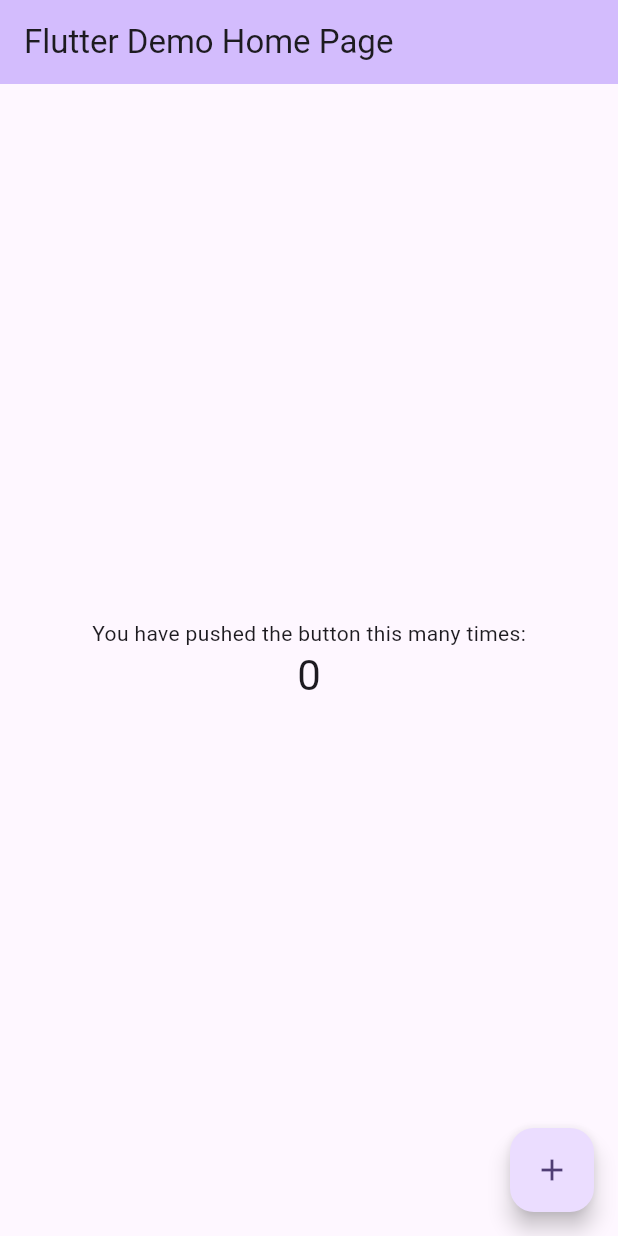
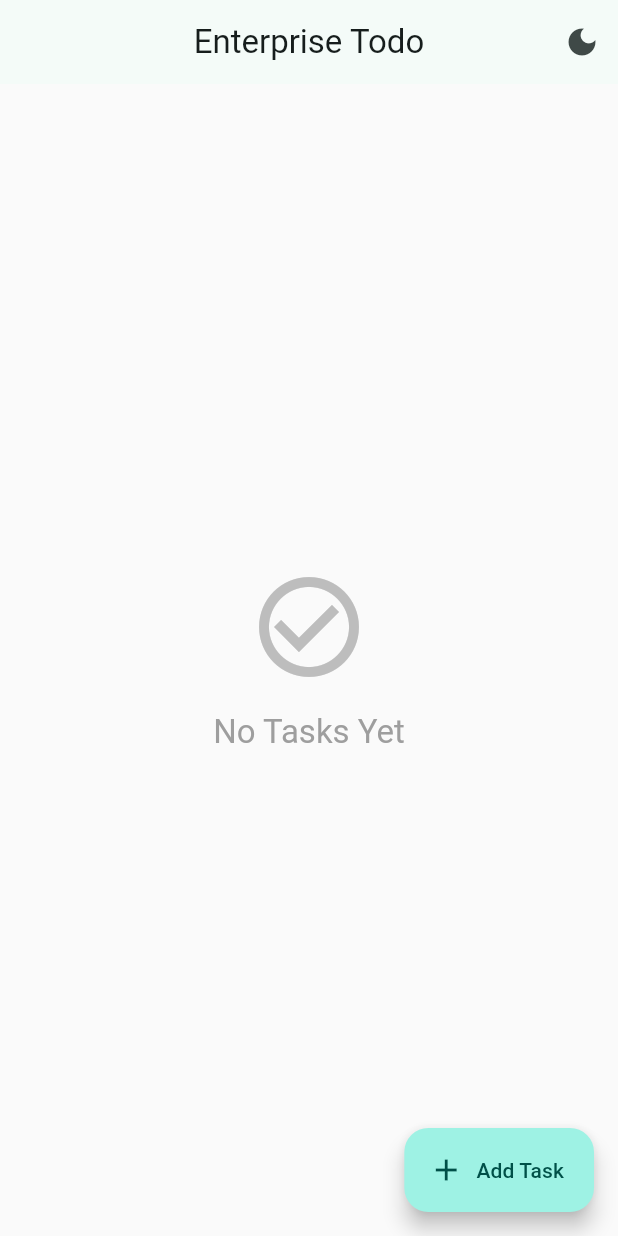
Before and after one commit to subhankarbasak/flutter-todo-app, a Flutter app: the screen it shows after launch, on a phone screen of 412 x 824 dp. Run offline on Flutter 3.47's test engine with Material 3 defaults, Android fonts, the light colour scheme and no system bars; our stand-ins replace flutter_riverpod, hive, hive_flutter; accounts and stored records are empty.

Commit message:
simple todo implemented

```diff
--- /dev/null
+++ b/todo_app/lib/data/repositories/todo_repo_impl.dart
@@ -0,0 +1,56 @@
+import 'package:hive_flutter/hive_flutter.dart';
+import '../../domain/entities/todo.dart';
+import '../../domain/repositories/todo_repository.dart';
+import '../models/todo_model.dart';
+
+class TodoRepositoryImpl implements TodoRepository {
+  final String _boxName = 'todosBox';
+
+  // Helper to get the box
+  Box _getBox() => Hive.box(_boxName);
+
+  @override
+  Future<List<Todo>> getTodos() async {
+    final box = _getBox();
+    // Convert Hive Maps to Domain Entities
+    final todos = box.values.map((map) {
+      // Handling both stored Map and Object scenarios
+      if (map is Map) return TodoModel.fromMap(Map<String, dynamic>.from(map));
+      return map as Todo; // Simplification
+    }).toList();
+
+    // Sort by creation date (newest first)
+    todos.sort((a, b) => b.createdAt.compareTo(a.createdAt));
+    return todos.cast<Todo>();
+  }
+
+  @override
+  Future<void> addTodo(Todo todo) async {
+    final box = _getBox();
+    await box.put(todo.id, TodoModel(
+      id: todo.id,
+      title: todo.title,
+      description: todo.description,
+      isCompleted: todo.isCompleted,
+      createdAt: todo.createdAt,
+    ).toMap());
+  }
+
+  @override
+  Future<void> updateTodo(Todo todo) async {
+    final box = _getBox();
+    await box.put(todo.id, TodoModel(
+      id: todo.id,
+      title: todo.title,
+      description: todo.description,
+      isCompleted: todo.isCompleted,
+      createdAt: todo.createdAt,
+    ).toMap());
+  }
+
+  @override
+  Future<void> deleteTodo(String id) async {
+    final box = _getBox();
+    await box.delete(id);
+  }
+}
--- /dev/null
+++ b/todo_app/lib/domain/entities/todo.dart
@@ -0,0 +1,32 @@
+class Todo {
+  final String id;
+  final String title;
+  final String description;
+  final bool isCompleted;
+  final DateTime createdAt;
+
+  Todo({
+    required this.id,
+    required this.title,
+    required this.description,
+    required this.isCompleted,
+    required this.createdAt,
+  });
+
+  // Immutable copyWith method for state updates
+  Todo copyWith({
+    String? id,
+    String? title,
+    String? description,
+    bool? isCompleted,
+    DateTime? createdAt,
+  }) {
+    return Todo(
+      id: id ?? this.id,
+      title: title ?? this.title,
+      description: description ?? this.description,
+      isCompleted: isCompleted ?? this.isCompleted,
+      createdAt: createdAt ?? this.createdAt,
+    );
+  }
+}
--- /dev/null
+++ b/todo_app/lib/domain/repositories/todo_repository.dart
@@ -0,0 +1,9 @@
+import '../entities/todo.dart';
+
+// Abstract contract. The UI depends on this, not the implementation.
+abstract class TodoRepository {
+  Future<List<Todo>> getTodos();
+  Future<void> addTodo(Todo todo);
+  Future<void> updateTodo(Todo todo);
+  Future<void> deleteTodo(String id);
+}
--- a/todo_app/lib/main.dart
+++ b/todo_app/lib/main.dart
@@ -1,121 +1,76 @@
 import 'package:flutter/material.dart';
+import 'package:flutter_riverpod/flutter_riverpod.dart';
+import 'package:flutter_riverpod/legacy.dart';
+import 'package:hive_flutter/hive_flutter.dart';
+import 'presentation/pages/home_page.dart';
 
-void main() {
-  runApp(const MyApp());
+// Simple Theme State Provider
+enum ThemeModeOption { light, dark, system }
+
+final themeModeProvider = StateProvider<ThemeMode>((ref) => ThemeMode.system);
+
+void main() async {
+  // Ensures binding is initialized before calling Hive
+  WidgetsFlutterBinding.ensureInitialized();
+
+  // Initialize Hive
+  await Hive.initFlutter();
+
+  // FIX: Open the box used by the repository
+  // The name must match the string used in 'TodoRepositoryImpl'
+  await Hive.openBox('todosBox');
+
+  runApp(
+    // ProviderScope is required for Riverpod
+    const ProviderScope(
+      child: MyApp(),
+    ),
+  );
 }
 
-class MyApp extends StatelessWidget {
+class MyApp extends ConsumerWidget {
   const MyApp({super.key});
 
-  // This widget is the root of your application.
   @override
-  Widget build(BuildContext context) {
+  Widget build(BuildContext context, WidgetRef ref) {
+    final themeMode = ref.watch(themeModeProvider);
+
     return MaterialApp(
-      title: 'Flutter Demo',
-      theme: ThemeData(
-        // This is the theme of your application.
-        //
-        // TRY THIS: Try running your application with "flutter run". You'll see
-        // the application has a purple toolbar. Then, without quitting the app,
-        // try changing the seedColor in the colorScheme below to Colors.green
-        // and then invoke "hot reload" (save your changes or press the "hot
-        // reload" button in a Flutter-supported IDE, or press "r" if you used
-        // the command line to start the app).
-        //
-        // Notice that the counter didn't reset back to zero; the application
-        // state is not lost during the reload. To reset the state, use hot
-        // restart instead.
-        //
-        // This works for code too, not just values: Most code changes can be
-        // tested with just a hot reload.
-        colorScheme: .fromSeed(seedColor: Colors.deepPurple),
-      ),
-      home: const MyHomePage(title: 'Flutter Demo Home Page'),
+      title: 'Clean Architecture Todo',
+      debugShowCheckedModeBanner: false,
+      themeMode: themeMode,
+      theme: _buildLightTheme(),
+      darkTheme: _buildDarkTheme(),
+      home: const HomePage(),
     );
   }
-}
 
-class MyHomePage extends StatefulWidget {
-  const MyHomePage({super.key, required this.title});
-
-  // This widget is the home page of your application. It is stateful, meaning
-  // that it has a State object (defined below) that contains fields that affect
-  // how it looks.
-
-  // This class is the configuration for the state. It holds the values (in this
-  // case the title) provided by the parent (in this case the App widget) and
-  // used by the build method of the State. Fields in a Widget subclass are
-  // always marked "final".
-
-  final String title;
-
-  @override
-  State<MyHomePage> createState() => _MyHomePageState();
-}
-
-class _MyHomePageState extends State<MyHomePage> {
-  int _counter = 0;
-
-  void _incrementCounter() {
-    setState(() {
-      // This call to setState tells the Flutter framework that something has
-      // changed in this State, which causes it to rerun the build method below
-      // so that the display can reflect the updated values. If we changed
-      // _counter without calling setState(), then the build method would not be
-      // called again, and so nothing would appear to happen.
-      _counter++;
-    });
+  ThemeData _buildLightTheme() {
+    return ThemeData(
+      useMaterial3: true,
+      brightness: Brightness.light,
+      colorSchemeSeed: Colors.teal,
+      scaffoldBackgroundColor: Colors.grey[50],
+      appBarTheme: const AppBarTheme(centerTitle: true, elevation: 0),
+      // CHANGED: CardTheme -> CardThemeData
+      cardTheme: const CardThemeData(
+          elevation: 1,
+          shape: RoundedRectangleBorder(borderRadius: BorderRadius.all(Radius.circular(12)))
+      ),
+    );
   }
 
-  @override
-  Widget build(BuildContext context) {
-    // This method is rerun every time setState is called, for instance as done
-    // by the _incrementCounter method above.
-    //
-    // The Flutter framework has been optimized to make rerunning build methods
-    // fast, so that you can just rebuild anything that needs updating rather
-    // than having to individually change instances of widgets.
-    return Scaffold(
-      appBar: AppBar(
-        // TRY THIS: Try changing the color here to a specific color (to
-        // Colors.amber, perhaps?) and trigger a hot reload to see the AppBar
-        // change color while the other colors stay the same.
-        backgroundColor: Theme.of(context).colorScheme.inversePrimary,
-        // Here we take the value from the MyHomePage object that was created by
-        // the App.build method, and use it to set our appbar title.
-        title: Text(widget.title),
-      ),
-      body: Center(
-        // Center is a layout widget. It takes a single child and positions it
-        // in the middle of the parent.
-        child: Column(
-          // Column is also a layout widget. It takes a list of children and
-          // arranges them vertically. By default, it sizes itself to fit its
-          // children horizontally, and tries to be as tall as its parent.
-          //
-          // Column has various properties to control how it sizes itself and
-          // how it positions its children. Here we use mainAxisAlignment to
-          // center the children vertically; the main axis here is the vertical
-          // axis because Columns are vertical (the cross axis would be
-          // horizontal).
-          //
-          // TRY THIS: Invoke "debug painting" (choose the "Toggle Debug Paint"
-          // action in the IDE, or press "p" in the console), to see the
-          // wireframe for each widget.
-          mainAxisAlignment: .center,
-          children: [
-            const Text('You have pushed the button this many times:'),
-            Text(
-              '$_counter',
-              style: Theme.of(context).textTheme.headlineMedium,
-            ),
-          ],
-        ),
-      ),
-      floatingActionButton: FloatingActionButton(
-        onPressed: _incrementCounter,
-        tooltip: 'Increment',
-        child: const Icon(Icons.add),
+  ThemeData _buildDarkTheme() {
+    return ThemeData(
+      useMaterial3: true,
+      brightness: Brightness.dark,
+      colorSchemeSeed: Colors.teal,
+      scaffoldBackgroundColor: Colors.grey[900],
+      // CHANGED: CardTheme -> CardThemeData
+      cardTheme: CardThemeData(
+        elevation: 1,
+        shape: const RoundedRectangleBorder(borderRadius: BorderRadius.all(Radius.circular(12))),
+        color: Colors.grey[800],
       ),
     );
   }
--- /dev/null
+++ b/todo_app/lib/presentation/pages/home_page.dart
@@ -0,0 +1,199 @@
+import 'package:flutter/material.dart';
+import 'package:flutter_riverpod/flutter_riverpod.dart';
+import 'package:intl/intl.dart';
+import '../../domain/entities/todo.dart';
+import '../../main.dart';
+import '../providers/todo_provider.dart';
+
+class HomePage extends ConsumerWidget {
+  const HomePage({super.key});
+
+  @override
+  Widget build(BuildContext context, WidgetRef ref) {
+    final asyncTodos = ref.watch(todoProvider);
+    final theme = Theme.of(context);
+
+    // Watch the theme mode provider
+    final currentThemeMode = ref.watch(themeModeProvider);
+
+    return Scaffold(
+      appBar: AppBar(
+        title: const Text('Enterprise Todo'),
+        centerTitle: true,
+        elevation: 0,
+        actions: [
+          IconButton(
+            icon: Icon(currentThemeMode == ThemeMode.dark ? Icons.light_mode : Icons.dark_mode),
+            onPressed: () {
+              // FIX: Manually switch between Light and Dark
+              final newMode = currentThemeMode == ThemeMode.light ? ThemeMode.dark : ThemeMode.light;
+              ref.read(themeModeProvider.notifier).state = newMode;
+            },
+          )
+        ],
+      ),
+      body: asyncTodos.when(
+        data: (todos) {
+          if (todos.isEmpty) {
+            return Center(
+              child: Column(
+                mainAxisAlignment: MainAxisAlignment.center,
+                children: [
+                  Icon(Icons.check_circle_outline, size: 80, color: Colors.grey[400]),
+                  const SizedBox(height: 16),
+                  Text(
+                    'No Tasks Yet',
+                    style: theme.textTheme.titleLarge?.copyWith(color: Colors.grey),
+                  ),
+                ],
+              ),
+            );
+          }
+          return ListView.builder(
+            padding: const EdgeInsets.all(16),
+            itemCount: todos.length,
+            itemBuilder: (context, index) {
+              final todo = todos[index];
+              return _TodoCard(todo: todo);
+            },
+          );
+        },
+        loading: () => const Center(child: CircularProgressIndicator()),
+        error: (err, stack) => Center(child: Text('Error: $err')),
+      ),
+      floatingActionButton: FloatingActionButton.extended(
+        onPressed: () => _showAddTodoDialog(context, ref),
+        label: const Text('Add Task'),
+        icon: const Icon(Icons.add),
+      ),
+    );
+  }
+
+  void _showAddTodoDialog(BuildContext context, WidgetRef ref) {
+    final titleController = TextEditingController();
+    final descController = TextEditingController();
+
+    showDialog(
+      context: context,
+      builder: (context) => AlertDialog(
+        title: const Text('New Task'),
+        content: Column(
+          mainAxisSize: MainAxisSize.min,
+          children: [
+            TextField(
+              controller: titleController,
+              decoration: const InputDecoration(labelText: 'Title', border: OutlineInputBorder()),
+              autofocus: true,
+            ),
+            const SizedBox(height: 12),
+            TextField(
+              controller: descController,
+              decoration: const InputDecoration(labelText: 'Description', border: OutlineInputBorder()),
+              maxLines: 3,
+            ),
+          ],
+        ),
+        actions: [
+          TextButton(
+            onPressed: () => Navigator.pop(context),
+            child: const Text('Cancel'),
+          ),
+          FilledButton(
+            onPressed: () {
+              if (titleController.text.isNotEmpty) {
+                ref.read(todoProvider.notifier).addTodo(
+                  titleController.text,
+                  descController.text,
+                );
+                Navigator.pop(context);
+              }
+            },
+            child: const Text('Save'),
+          ),
+        ],
+      ),
+    );
+  }
+}
+
+// --- Sub-widgets for cleaner code ---
+// Changed to ConsumerWidget to allow Delete functionality
+class _TodoCard extends ConsumerWidget {
+  final Todo todo;
+  const _TodoCard({required this.todo});
+
+  @override
+  Widget build(BuildContext context, WidgetRef ref) {
+    final theme = Theme.of(context);
+    return Card(
+      elevation: 2,
+      margin: const EdgeInsets.only(bottom: 12),
+      shape: RoundedRectangleBorder(borderRadius: BorderRadius.circular(12)),
+      child: ListTile(
+        contentPadding: const EdgeInsets.symmetric(horizontal: 16, vertical: 8),
+        title: Row(
+          children: [
+            Checkbox(
+              value: todo.isCompleted,
+              onChanged: (_) => ref.read(todoProvider.notifier).toggleTodo(todo),
+            ),
+            Expanded(
+              child: Text(
+                todo.title,
+                style: TextStyle(
+                  fontSize: 18,
+                  decoration: todo.isCompleted ? TextDecoration.lineThrough : null,
+                  color: todo.isCompleted ? Colors.grey : null,
+                ),
+              ),
+            ),
+          ],
+        ),
+        subtitle: Column(
+          crossAxisAlignment: CrossAxisAlignment.start,
+          children: [
+            if (todo.description.isNotEmpty)
+              Padding(
+                padding: const EdgeInsets.only(left: 48.0, bottom: 4.0),
+                child: Text(todo.description, style: theme.textTheme.bodyMedium),
+              ),
+            Padding(
+              padding: const EdgeInsets.only(left: 48.0),
+              child: Text(
+                DateFormat('MMM dd, yyyy • hh:mm a').format(todo.createdAt),
+                style: theme.textTheme.labelSmall?.copyWith(color: Colors.grey),
+              ),
+            ),
+          ],
+        ),
+        trailing: IconButton(
+          icon: const Icon(Icons.delete_outline, color: Colors.red),
+          onPressed: () {
+            // Show confirmation dialog
+            showDialog(
+              context: context,
+              builder: (_) => AlertDialog(
+                title: const Text('Delete Task?'),
+                content: const Text('This action cannot be undone.'),
+                actions: [
+                  TextButton(
+                    onPressed: () => Navigator.pop(context),
+                    child: const Text('Cancel'),
+                  ),
+                  TextButton(
+                    onPressed: () {
+                      // Access ref directly since we are in a ConsumerWidget
+                      ref.read(todoProvider.notifier).deleteTodo(todo.id);
+                      Navigator.pop(context);
+                    },
+                    child: const Text('Delete', style: TextStyle(color: Colors.red)),
+                  )
+                ],
+              ),
+            );
+          },
+        ),
+      ),
+    );
+  }
+}
```
Also changed, not shown: todo_app/lib/data/models/todo_model.dart (added, +43 -0 lines), todo_app/lib/presentation/providers/todo_provider.dart (added, +71 -0 lines), todo_app/pubspec.yaml (+7 -0 lines), todo_app/lib/core/constants.dart (added), todo_app/pubspec.lock, 2 other files.
